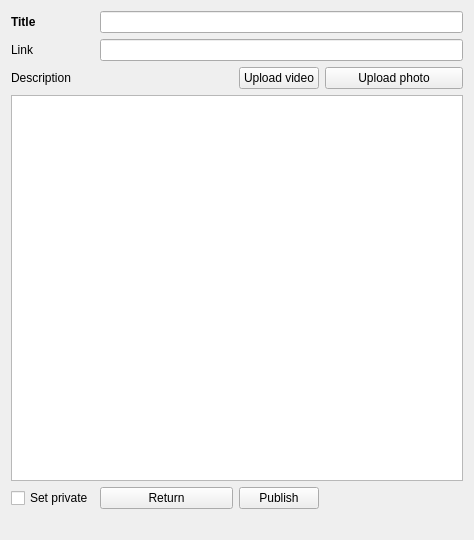
First picture: the form in gui/createmultimediagui.ui, repository Huy-Nguyen-HCI/RocketBook, before the edit.
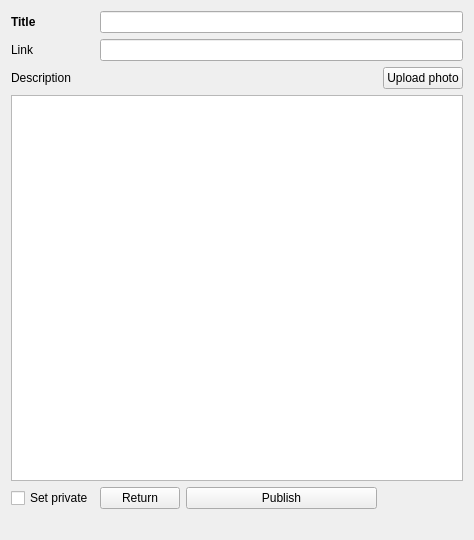
Second picture: the form after the edit.

```diff
--- a/gui/createmultimediagui.ui
+++ b/gui/createmultimediagui.ui
@@ -74,13 +74,6 @@
        </property>
       </widget>
      </item>
-     <item row="2" column="3">
-      <widget class="QPushButton" name="uploadVideoButton">
-       <property name="text">
-        <string>Upload video</string>
-       </property>
-      </widget>
-     </item>
      <item row="4" column="1" colspan="2">
       <widget class="QPushButton" name="returnButton">
        <property name="text">
@@ -94,6 +87,19 @@
      <item row="3" column="0" colspan="6">
       <widget class="QTextEdit" name="descriptionBox"/>
      </item>
+     <item row="2" column="3">
+      <spacer name="horizontalSpacer">
+       <property name="orientation">
+        <enum>Qt::Horizontal</enum>
+       </property>
+       <property name="sizeHint" stdset="0">
+        <size>
+         <width>40</width>
+         <height>20</height>
+        </size>
+       </property>
+      </spacer>
+     </item>
     </layout>
    </item>
   </layout>
```
